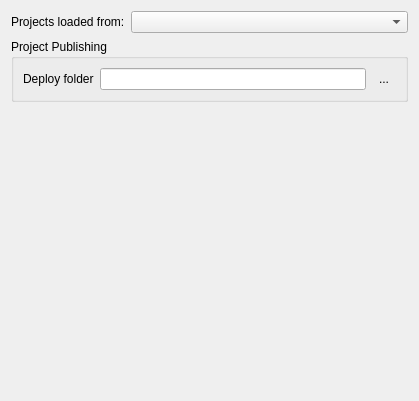
First picture: the form in src/configmanager/ui/nodewidgets/ui_projectswidget.ui, repository roam-qgis/Roam, before the edit.
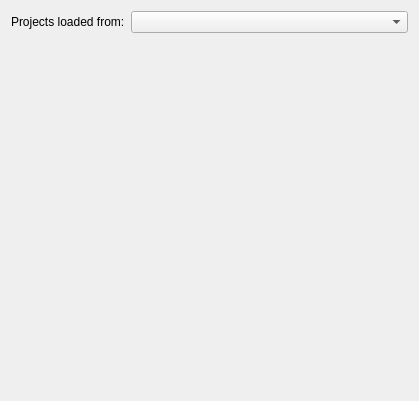
Second picture: the form after the edit. Icons and pictures are not drawn.

Commit message: Remove old publish widgets from projects screens

Patch:
```diff
--- a/src/configmanager/ui/nodewidgets/ui_projectswidget.ui
+++ b/src/configmanager/ui/nodewidgets/ui_projectswidget.ui
@@ -34,49 +34,6 @@
      </item>
     </layout>
    </item>
-   <item>
-    <widget class="QGroupBox" name="groupBox">
-     <property name="title">
-      <string>Project Publishing</string>
-     </property>
-     <layout class="QFormLayout" name="formLayout">
-      <item row="0" column="0">
-       <widget class="QLabel" name="label">
-        <property name="text">
-         <string>Deploy folder</string>
-        </property>
-       </widget>
-      </item>
-      <item row="0" column="1">
-       <layout class="QHBoxLayout" name="horizontalLayout">
-        <item>
-         <widget class="QLineEdit" name="deployLocationText"/>
-        </item>
-        <item>
-         <widget class="QToolButton" name="filePickerButton">
-          <property name="text">
-           <string>...</string>
-          </property>
-          <property name="icon">
-           <iconset resource="../../../roam/resources.qrc">
-            <normaloff>:/icons/folder</normaloff>:/icons/folder</iconset>
-          </property>
-          <property name="iconSize">
-           <size>
-            <width>24</width>
-            <height>24</height>
-           </size>
-          </property>
-          <property name="autoRaise">
-           <bool>true</bool>
-          </property>
-         </widget>
-        </item>
-       </layout>
-      </item>
-     </layout>
-    </widget>
-   </item>
    <item>
     <spacer name="verticalSpacer_3">
      <property name="orientation">
```
The commit also changes 1 other file.
